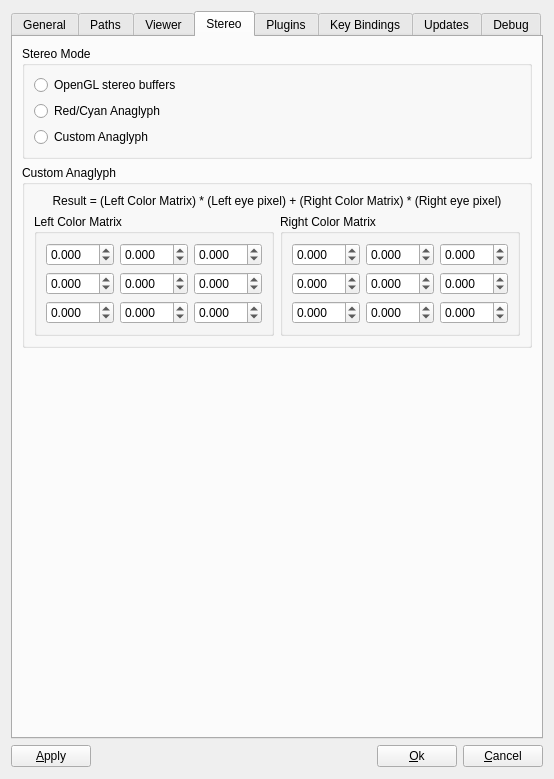
ShenRen/OpenFlipper, file OpenFlipper/widgets/optionsWidget/optionsWidget.ui: the form before one commit.
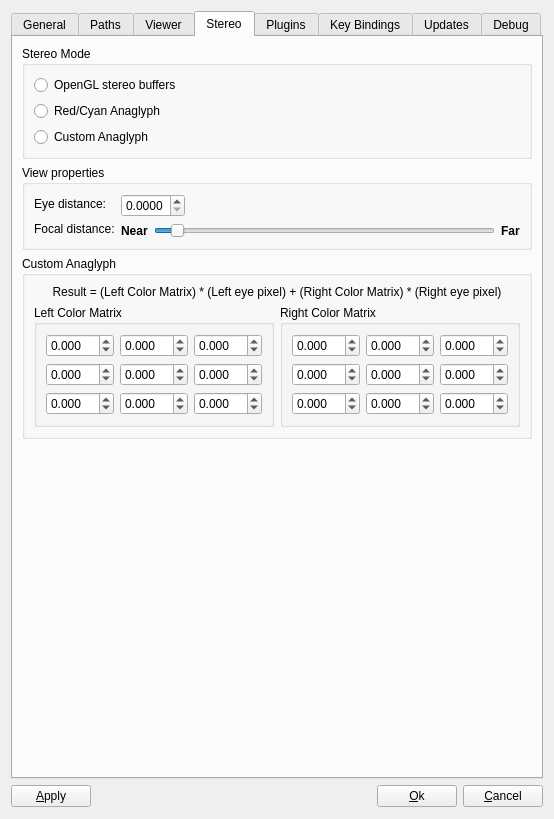
The form after the commit. The open tabs and pages were chosen to show the change. Custom widgets are drawn as their Qt base class.

Commit message: Dennis: Improved Stereo support Options for stereo settings

```diff
--- a/OpenFlipper/widgets/optionsWidget/optionsWidget.ui
+++ b/OpenFlipper/widgets/optionsWidget/optionsWidget.ui
@@ -5,8 +5,8 @@
    <rect>
     <x>0</x>
     <y>0</y>
-    <width>541</width>
-    <height>779</height>
+    <width>549</width>
+    <height>819</height>
    </rect>
   </property>
   <property name="windowTitle" >
@@ -391,7 +391,7 @@
       <attribute name="title" >
        <string>Stereo</string>
       </attribute>
-      <layout class="QVBoxLayout" name="verticalLayout_18" >
+      <layout class="QVBoxLayout" name="verticalLayout_19" >
        <item>
         <widget class="QGroupBox" name="groupBox_5" >
          <property name="title" >
@@ -422,6 +422,116 @@
          </layout>
         </widget>
        </item>
+       <item>
+        <widget class="QGroupBox" name="groupBox_7" >
+         <property name="title" >
+          <string>View properties</string>
+         </property>
+         <layout class="QHBoxLayout" name="horizontalLayout_15" >
+          <item>
+           <layout class="QVBoxLayout" name="verticalLayout_18" >
+            <item>
+             <widget class="QLabel" name="label_11" >
+              <property name="text" >
+               <string>Eye distance:</string>
+              </property>
+             </widget>
+            </item>
+            <item>
+             <widget class="QLabel" name="label_12" >
+              <property name="text" >
+               <string>Focal distance:</string>
+              </property>
+             </widget>
+            </item>
+           </layout>
+          </item>
+          <item>
+           <layout class="QVBoxLayout" name="verticalLayout_20" >
+            <item>
+             <layout class="QHBoxLayout" name="horizontalLayout_14" >
+              <item>
+               <widget class="QDoubleSpinBox" name="eyeDistance" >
+                <property name="decimals" >
+                 <number>4</number>
+                </property>
+                <property name="maximum" >
+                 <double>1.000000000000000</double>
+                </property>
+                <property name="singleStep" >
+                 <double>0.010000000000000</double>
+                </property>
+               </widget>
+              </item>
+              <item>
+               <spacer name="horizontalSpacer_8" >
+                <property name="orientation" >
+                 <enum>Qt::Horizontal</enum>
+                </property>
+                <property name="sizeHint" stdset="0" >
+                 <size>
+                  <width>40</width>
+                  <height>20</height>
+                 </size>
+                </property>
+               </spacer>
+              </item>
+             </layout>
+            </item>
+            <item>
+             <layout class="QHBoxLayout" name="horizontalLayout_16" >
+              <item>
+               <widget class="QLabel" name="label_13" >
+                <property name="font" >
+                 <font>
+                  <weight>75</weight>
+                  <bold>true</bold>
+                 </font>
+                </property>
+                <property name="text" >
+                 <string>Near</string>
+                </property>
+               </widget>
+              </item>
+              <item>
+               <widget class="QSlider" name="focalDistance" >
+                <property name="maximum" >
+                 <number>1000</number>
+                </property>
+                <property name="singleStep" >
+                 <number>10</number>
+                </property>
+                <property name="pageStep" >
+                 <number>100</number>
+                </property>
+                <property name="value" >
+                 <number>50</number>
+                </property>
+                <property name="orientation" >
+                 <enum>Qt::Horizontal</enum>
+                </property>
+               </widget>
+              </item>
+              <item>
+               <widget class="QLabel" name="label_14" >
+                <property name="font" >
+                 <font>
+                  <weight>75</weight>
+                  <bold>true</bold>
+                 </font>
+                </property>
+                <property name="text" >
+                 <string>Far</string>
+                </property>
+               </widget>
+              </item>
+             </layout>
+            </item>
+           </layout>
+          </item>
+         </layout>
+        </widget>
+       </item>
        <item>
         <widget class="QGroupBox" name="groupBox_6" >
          <property name="title" >
```
The commit also changes 8 other files.
